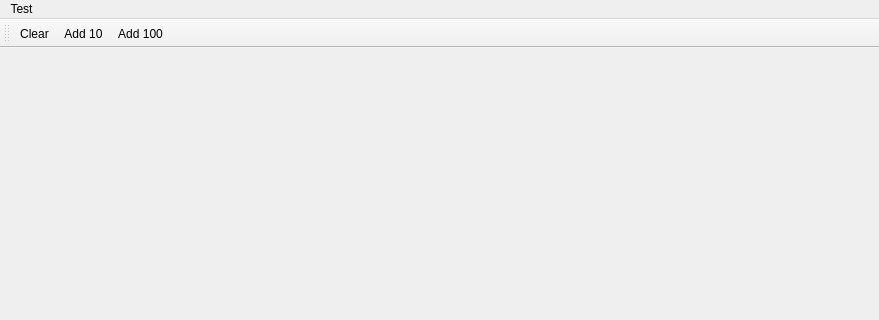
First picture: the form in mainwindow.ui, repository andsoft/balls, before the edit; both pictures show x 0 to 879 and y 0 to 320 of the 879 by 579 pixel window.
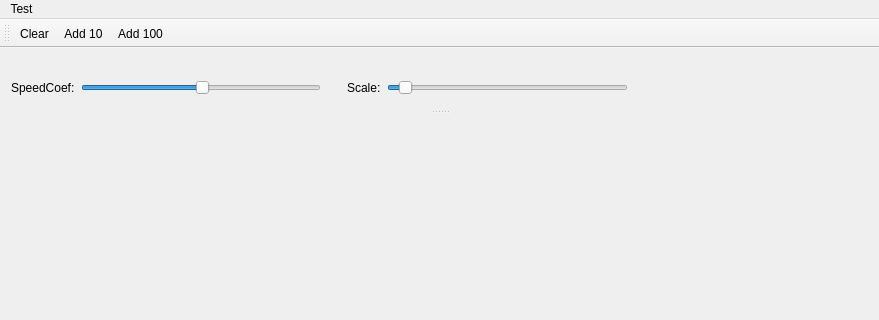
Second picture: the form after the edit.

Patch:
```diff
--- a/mainwindow.ui
+++ b/mainwindow.ui
@@ -47,6 +47,102 @@
    <addaction name="actionAdd_100"/>
   </widget>
   <widget class="QStatusBar" name="statusBar"/>
+  <widget class="QDockWidget" name="dockWidget">
+   <property name="features">
+    <set>QDockWidget::NoDockWidgetFeatures</set>
+   </property>
+   <property name="allowedAreas">
+    <set>Qt::TopDockWidgetArea</set>
+   </property>
+   <attribute name="dockWidgetArea">
+    <number>4</number>
+   </attribute>
+   <widget class="QWidget" name="dockWidgetContents">
+    <layout class="QHBoxLayout" name="horizontalLayout">
+     <item>
+      <widget class="QLabel" name="label">
+       <property name="text">
+        <string>SpeedCoef:</string>
+       </property>
+      </widget>
+     </item>
+     <item>
+      <widget class="QSlider" name="slider_Speed">
+       <property name="maximumSize">
+        <size>
+         <width>242</width>
+         <height>16777215</height>
+        </size>
+       </property>
+       <property name="value">
+        <number>50</number>
+       </property>
+       <property name="orientation">
+        <enum>Qt::Horizontal</enum>
+       </property>
+      </widget>
+     </item>
+     <item>
+      <spacer name="horizontalSpacer_2">
+       <property name="orientation">
+        <enum>Qt::Horizontal</enum>
+       </property>
+       <property name="sizeType">
+        <enum>QSizePolicy::Fixed</enum>
+       </property>
+       <property name="sizeHint" stdset="0">
+        <size>
+         <width>20</width>
+         <height>20</height>
+        </size>
+       </property>
+      </spacer>
+     </item>
+     <item>
+      <widget class="QLabel" name="label_2">
+       <property name="text">
+        <string>Scale:</string>
+       </property>
+      </widget>
+     </item>
+     <item>
+      <widget class="QSlider" name="slider_Scale">
+       <property name="maximumSize">
+        <size>
+         <width>242</width>
+         <height>16777215</height>
+        </size>
+       </property>
+       <property name="minimum">
+        <number>1</number>
+       </property>
+       <property name="maximum">
+        <number>400</number>
+       </property>
+       <property name="value">
+        <number>20</number>
+       </property>
+       <property name="orientation">
+        <enum>Qt::Horizontal</enum>
+       </property>
+      </widget>
+     </item>
+     <item>
+      <spacer name="horizontalSpacer">
+       <property name="orientation">
+        <enum>Qt::Horizontal</enum>
+       </property>
+       <property name="sizeHint" stdset="0">
+        <size>
+         <width>40</width>
+         <height>20</height>
+        </size>
+       </property>
+      </spacer>
+     </item>
+    </layout>
+   </widget>
+  </widget>
   <action name="actionQuit">
    <property name="text">
     <string>Quit</string>
```
